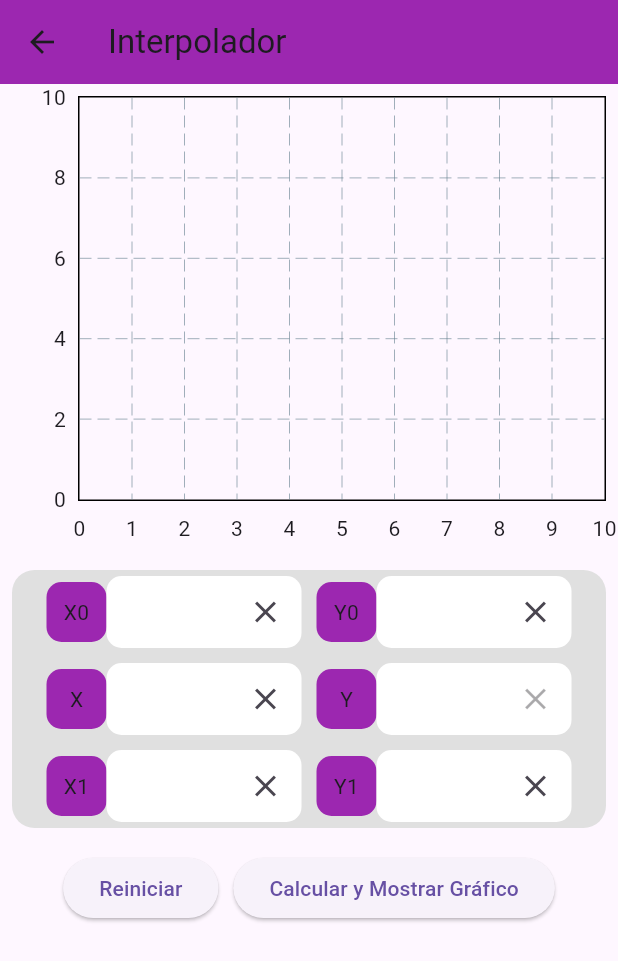
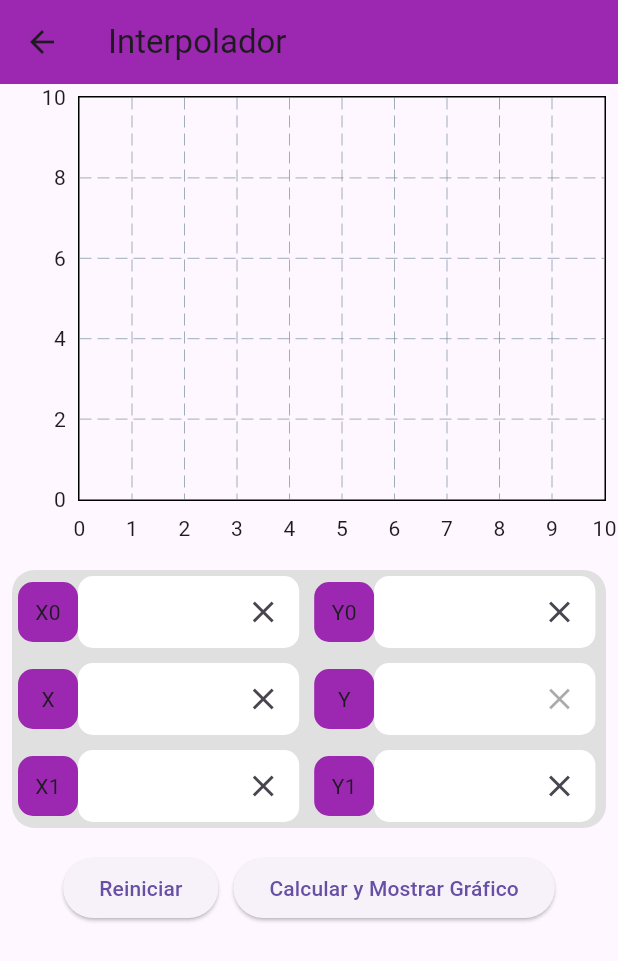
Before and after one commit to fahe8/calculadoraMecanica, a Flutter app: the InterpoladorScreen screen opened by its route, on a phone screen of 412 x 824 dp. Shown: the top 961 px of the screen. Run offline on Flutter 3.47's test engine with Material 3 defaults, Android fonts, the phone set to English and light mode, and no system bars; drawn by our look-alikes of fl_chart; our stand-ins replace get; missing offline and left inert: pdfx.

```diff
--- a/lib/screens/interpolador/InterpoladorScreen.dart
+++ b/lib/screens/interpolador/InterpoladorScreen.dart
@@ -50,7 +50,7 @@ class _InterpoladorScreenState extends State<InterpoladorScreen> {
                     borderRadius: BorderRadius.circular(15)),
                 child: Column(children: [
                   Row(
-                    mainAxisAlignment: MainAxisAlignment.center,
+
                     children: [
                       rectanguloCoordenada('X0', _controllerX0),
                       SizedBox(
@@ -63,7 +63,7 @@ class _InterpoladorScreenState extends State<InterpoladorScreen> {
                     height: 10,
                   ),
                   Row(
-                    mainAxisAlignment: MainAxisAlignment.center,
+
                     children: [
                       rectanguloCoordenada('X', _controllerX),
                       SizedBox(
@@ -76,7 +76,7 @@ class _InterpoladorScreenState extends State<InterpoladorScreen> {
                     height: 10,
                   ),
                   Row(
-                    mainAxisAlignment: MainAxisAlignment.center,
+
                     children: [
                       rectanguloCoordenada('X1', _controllerX1),
                       SizedBox(
@@ -226,7 +226,9 @@ class _InterpoladorScreenState extends State<InterpoladorScreen> {
   }
 
   Widget rectanguloCoordenada(String coord, TextEditingController controller) {
-    return Row(
+    return Container(
+      width: MediaQuery.of(context).size.width * 0.455,
+      child: Row(
         children: [
           Container(
             decoration: BoxDecoration(
@@ -237,8 +239,8 @@ class _InterpoladorScreenState extends State<InterpoladorScreen> {
             width: 40,
             child: Center(child: Text(coord)),
           ),
-        Container(
-          width: 130,
+          Expanded(
+
             child: TextField(
               enabled: controller == _controllerY ? false : true,
               controller: controller,
@@ -254,7 +256,7 @@ class _InterpoladorScreenState extends State<InterpoladorScreen> {
                   borderRadius: BorderRadius.circular(10.0),
                 ),
                 contentPadding:
-                  EdgeInsets.symmetric(vertical: 12.0, horizontal: 16.0),
+                    EdgeInsets.symmetric(vertical: 8.0, horizontal: 12.0),
                 suffixIcon: IconButton(
                   onPressed: () {
                     controller.clear();
@@ -266,6 +268,7 @@ class _InterpoladorScreenState extends State<InterpoladorScreen> {
             ),
           ),
         ],
+      ),
     );
   }
 }
--- a/pubspec.yaml
+++ b/pubspec.yaml
@@ -38,7 +38,7 @@ dependencies:
   get: ^4.6.5
   fl_chart: ^0.66.0
   pdfx: ^2.6.0
-  url_launcher: ^6.0.6
+  url_launcher: ^6.1.6
 
 
 dev_dependencies:
```
Also changed, not shown: lib/screens/tutoriales/ScreenTutoriales.dart (+5 -3 lines), 4 other files. Lines whose indentation alone changed are shown as unchanged.
